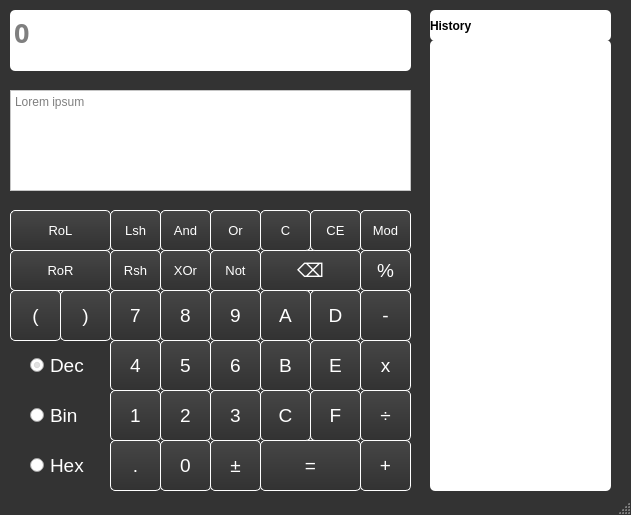
Above: mainwindow.ui from KGRC199913/QtCalculator before the change. Below: the same form after it.
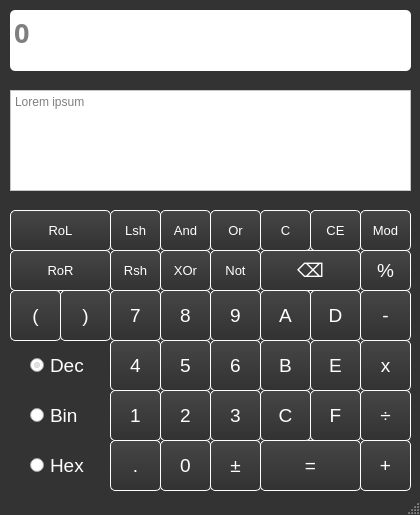
That is the form after the change.

What changed in the file:
```diff
--- a/mainwindow.ui
+++ b/mainwindow.ui
@@ -6,7 +6,7 @@
    <rect>
     <x>0</x>
     <y>0</y>
-    <width>631</width>
+    <width>420</width>
     <height>515</height>
    </rect>
   </property>
```
